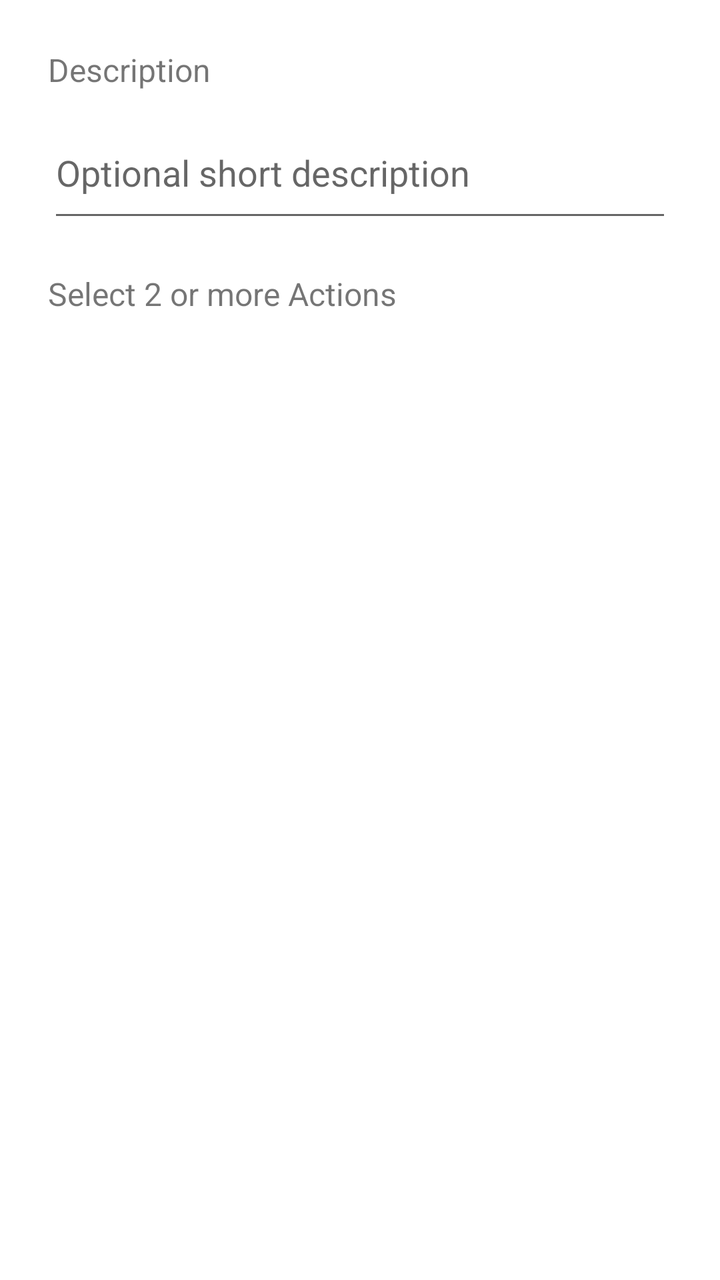
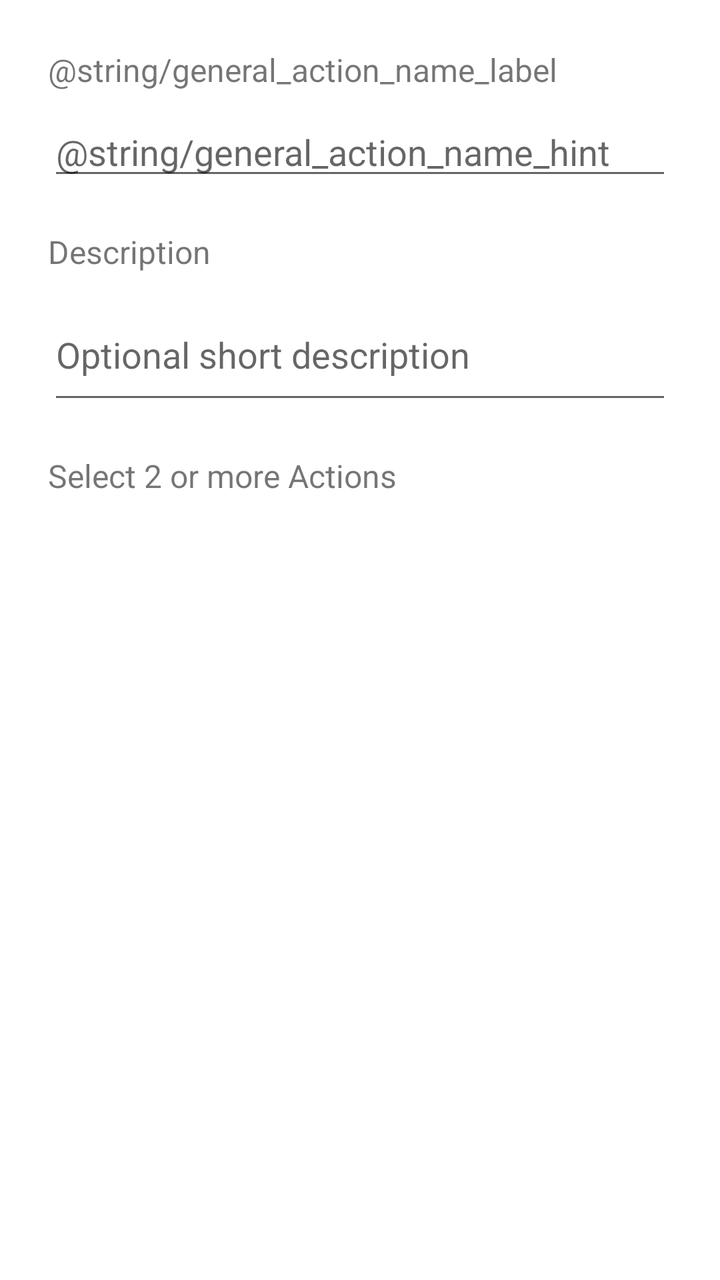

The first picture is an Android layout as it rendered before a commit; the second is the same layout after the commit. The layout source and the unified diff follow.
<!-- AndroidManifest.xml: application theme Theme.DAR -->
<!-- res/layout/dialog_create_general_action.xml -->
<?xml version="1.0" encoding="utf-8"?>
<ScrollView xmlns:android="http://schemas.android.com/apk/res/android"
    android:layout_width="match_parent"
    android:layout_height="wrap_content">

    <LinearLayout
        android:layout_width="match_parent"
        android:layout_height="wrap_content"
        android:orientation="vertical"
        android:padding="24dp">

        <TextView
            android:layout_width="wrap_content"
            android:layout_height="wrap_content"
            android:text="@string/general_action_description_label"
            android:textSize="16sp"
            android:layout_marginBottom="8dp" />

        <EditText
            android:id="@+id/edit_general_action_description"
            android:layout_width="match_parent"
            android:layout_height="wrap_content"
            android:inputType="textMultiLine"
            android:minLines="2"
            android:hint="@string/general_action_description_hint" />

        <TextView
            android:layout_width="wrap_content"
            android:layout_height="wrap_content"
            android:text="@string/general_action_select_actions_label"
            android:textSize="16sp"
            android:layout_marginTop="20dp"
            android:layout_marginBottom="8dp" />

        <LinearLayout
            android:id="@+id/checkbox_container"
            android:layout_width="match_parent"
            android:layout_height="wrap_content"
            android:orientation="vertical" />

    </LinearLayout>

</ScrollView>
<!-- resources referenced by this layout -->
<resources>
  <string name="general_action_description_hint">Optional short description</string>
  <string name="general_action_description_label">Description</string>
  <string name="general_action_select_actions_label">Select 2 or more Actions</string>
  <style name="Theme.DAR" parent="Theme.MaterialComponents.DayNight.NoActionBar">
          <item name="colorPrimary">@color/dar_blue</item>
          <item name="colorPrimaryDark">@color/dar_blue_black</item>
      </style>
  <color name="dar_blue">#1565C0</color>
  <color name="dar_blue_black">#0D1B2A</color>
</resources>

<!-- the commit's change to res/layout/dialog_create_general_action.xml (unified diff, before → after) -->
@@ -12,8 +12,23 @@
         <TextView
             android:layout_width="wrap_content"
             android:layout_height="wrap_content"
+            android:text="@string/general_action_name_label"
+            android:textSize="16sp"
+            android:layout_marginBottom="8dp" />
+
+        <EditText
+            android:id="@+id/edit_general_action_name"
+            android:layout_width="match_parent"
+            android:layout_height="wrap_content"
+            android:inputType="text"
+            android:hint="@string/general_action_name_hint" />
+
+        <TextView
+            android:layout_width="wrap_content"
+            android:layout_height="wrap_content"
             android:text="@string/general_action_description_label"
             android:textSize="16sp"
+            android:layout_marginTop="20dp"
             android:layout_marginBottom="8dp" />
 
         <EditText
